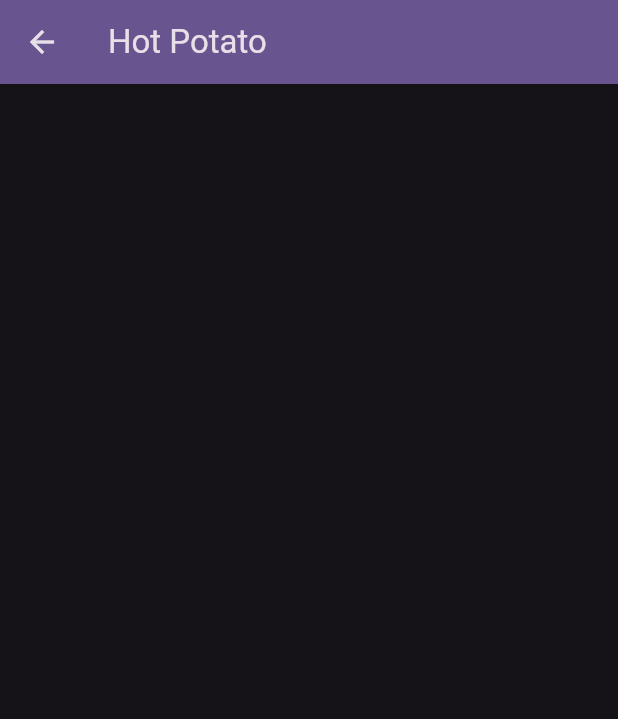
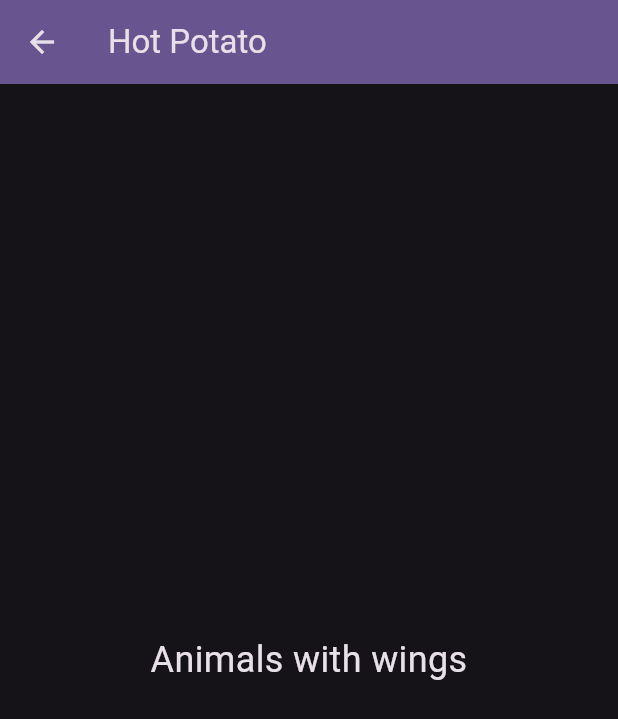
Before and after one commit to Mathematti/party_app, a Flutter app: the screen it shows after launch, after a tap on "Hot potato game", on a phone screen of 412 x 824 dp. Shown: the top 719 px of the screen. Run offline on Flutter 3.47's test engine with Material 3 defaults, Android fonts, the phone set to English and light mode, and no system bars; our stand-ins replace signature, stop_watch_timer, vibration; missing offline and left inert: shake_plus.

Commit message:
very awesome hot potato game

```diff
--- a/lib/hot_potato.dart
+++ b/lib/hot_potato.dart
@@ -12,16 +12,109 @@ class HotPotato extends StatefulWidget {
 }
 
 class _HotPotatoState extends State<HotPotato> {
+  // Word Beginnings
+  final List<String> wordBeginnings = [
+    'Sta',
+    'Pro',
+    'Ent',
+    'Ver',
+    'Un',
+    'Re',
+    'Ex',
+    'An',
+    'Out',
+    'In',
+  ];
+
+  // Word Endings
+  final List<String> wordEndings = [
+    'ing',
+    'ness',
+    'ful',
+    'able',
+    'est',
+    'ed',
+    'er',
+    'ly',
+    'ion',
+    'ism',
+  ];
+
+  // Word Middle Parts
+  final List<String> wordMiddleParts = [
+    'ight',
+    'and',
+    'ear',
+    'ove',
+    'ant',
+    'art',
+    'orn',
+    'end',
+    'ing',
+    'est',
+  ];
+
+  // Themes
+  final List<String> themes = [
+    'Animals',
+    'Fruits',
+    'Vegetables',
+    'Jobs',
+    'Colors',
+    'Countries',
+    'Cities',
+    'Sports',
+    'Furniture',
+    'Clothing',
+  ];
+
+  // Animal Themes
+  final List<String> animalThemes = [
+    'Animals with wings',
+    'Animals in water',
+    'Fast animals',
+    'Striped animals',
+    'Pets',
+  ];
+
+  // Food Themes
+  final List<String> foodThemes = [
+    'Fruits',
+    'Vegetables',
+    'Desserts',
+    'Drinks',
+    'Spicy dishes',
+  ];
+
+  // Places
+  final List<String> placeThemes = [
+    'Countries in Europe',
+    'Cities starting with "B"',
+    'Places with beaches',
+    'Places with snow',
+    'Famous landmarks',
+  ];
+
+  // Challenges
+  final List<String> challenges = [
+    'Words with exactly 5 letters',
+    'Words with 3 vowels',
+    'Palindromes (e.g., level, radar)',
+    'Compound words (e.g., sunflower, toothbrush)',
+    'Words with silent letters (e.g., knife, autumn)',
+  ];
+
   var isSetOff = false;
   var hasVibrator = Vibration.hasVibrator();
-
+  String randomPrompt = '';
   Timer? timer;
 
   void _restart() {
     setState(() {
       isSetOff = false;
+      randomPrompt = getRandomPrompt();
     });
-    timer = Timer(Duration(seconds: Random().nextInt(20) + 10), () async {
+    timer = Timer(Duration(seconds: Random().nextInt(20) + 3), () async {
       setState(() {
         isSetOff = true;
       });
@@ -31,12 +124,25 @@ class _HotPotatoState extends State<HotPotato> {
     });
   }
 
+  String getRandomPrompt() {
+    final allPrompts = [
+      ...wordBeginnings.map((e) => 'Words starting with "$e"'),
+      ...wordEndings.map((e) => 'Words ending with "$e"'),
+      ...wordMiddleParts.map((e) => 'Words with "$e" in the middle'),
+      ...themes,
+      ...animalThemes,
+      ...foodThemes,
+      ...placeThemes,
+      ...challenges,
+    ];
+    return allPrompts[Random().nextInt(allPrompts.length)];
+  }
+
   @override
   void initState() {
     super.initState();
     _restart();
     SystemChrome.setEnabledSystemUIMode(SystemUiMode.immersiveSticky);
-    // ShakeDetector.autoStart(onPhoneShake: _handleShake);
   }
 
   @override
@@ -58,11 +164,22 @@ class _HotPotatoState extends State<HotPotato> {
       backgroundColor: isSetOff
           ? Colors.red[500]
           : Theme.of(context).scaffoldBackgroundColor,
-      floatingActionButton: isSetOff ? FloatingActionButton(
-        onPressed: _restart,
-        tooltip: 'Increment',
-        child: const Icon(Icons.restart_alt_outlined),
-      ) : null,
+      floatingActionButton: isSetOff
+          ? FloatingActionButton(
+              onPressed: _restart,
+              tooltip: 'Restart',
+              child: const Icon(Icons.restart_alt_outlined),
+            )
+          : null,
+      body: Center(
+        child: isSetOff ? const Text("BOOM!", style: TextStyle(fontSize: 42),) : Text(
+          randomPrompt,
+          style: const TextStyle(
+            fontSize: 24,
+          ),
+          textAlign: TextAlign.center,
+        ),
+      ),
     );
   }
 }
```
